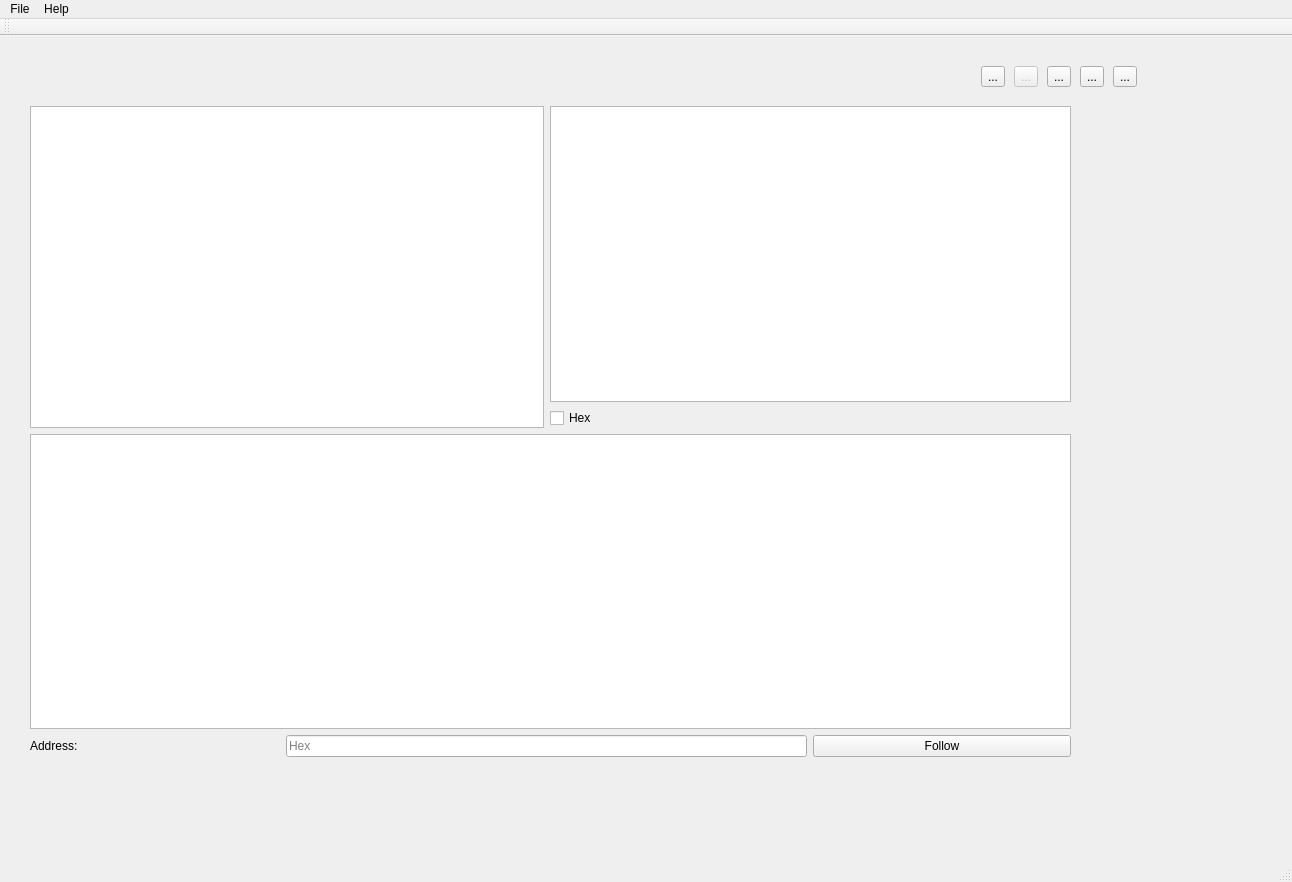
000lbh/RvSimpleEmul, file mainwindow.ui: the form before one commit.
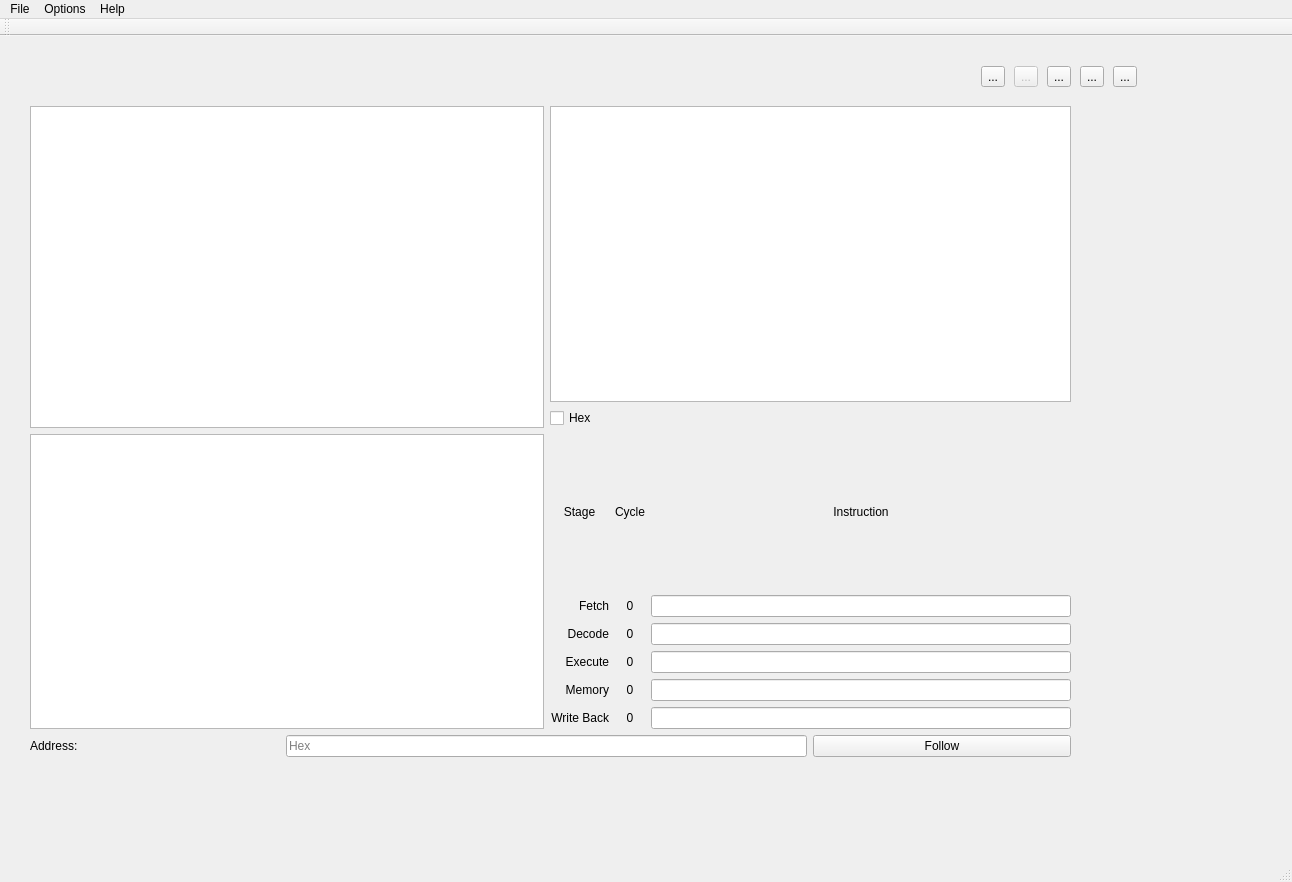
The form after the commit. Icons and pictures are not drawn.

Diff of the .ui file:
```diff
--- a/mainwindow.ui
+++ b/mainwindow.ui
@@ -132,9 +132,6 @@
        </property>
       </widget>
      </item>
-     <item row="2" column="0" colspan="4">
-      <widget class="QListWidget" name="memListWidget"/>
-     </item>
      <item row="3" column="0">
       <widget class="QLabel" name="label">
        <property name="sizePolicy">
@@ -174,6 +171,178 @@
        </property>
       </widget>
      </item>
+     <item row="2" column="0" colspan="2">
+      <widget class="QListWidget" name="memListWidget"/>
+     </item>
+     <item row="2" column="2" colspan="2">
+      <layout class="QGridLayout" name="gridLayout_3">
+       <item row="0" column="2">
+        <widget class="QLabel" name="label_4">
+         <property name="text">
+          <string>Instruction</string>
+         </property>
+         <property name="alignment">
+          <set>Qt::AlignCenter</set>
+         </property>
+        </widget>
+       </item>
+       <item row="2" column="2">
+        <widget class="QLineEdit" name="decodeInst">
+         <property name="readOnly">
+          <bool>true</bool>
+         </property>
+        </widget>
+       </item>
+       <item row="3" column="1">
+        <widget class="QLabel" name="execCycle">
+         <property name="text">
+          <string>0</string>
+         </property>
+         <property name="alignment">
+          <set>Qt::AlignCenter</set>
+         </property>
+        </widget>
+       </item>
+       <item row="4" column="0">
+        <widget class="QLabel" name="label_11">
+         <property name="text">
+          <string>Memory</string>
+         </property>
+         <property name="alignment">
+          <set>Qt::AlignRight|Qt::AlignTrailing|Qt::AlignVCenter</set>
+         </property>
+        </widget>
+       </item>
+       <item row="0" column="1">
+        <widget class="QLabel" name="label_3">
+         <property name="text">
+          <string>Cycle</string>
+         </property>
+         <property name="alignment">
+          <set>Qt::AlignCenter</set>
+         </property>
+        </widget>
+       </item>
+       <item row="0" column="0">
+        <widget class="QLabel" name="label_2">
+         <property name="text">
+          <string>Stage</string>
+         </property>
+         <property name="alignment">
+          <set>Qt::AlignCenter</set>
+         </property>
+        </widget>
+       </item>
+       <item row="3" column="0">
+        <widget class="QLabel" name="label_9">
+         <property name="text">
+          <string>Execute</string>
+         </property>
+         <property name="alignment">
+          <set>Qt::AlignRight|Qt::AlignTrailing|Qt::AlignVCenter</set>
+         </property>
+        </widget>
+       </item>
+       <item row="4" column="1">
+        <widget class="QLabel" name="memCycle">
+         <property name="text">
+          <string>0</string>
+         </property>
+         <property name="alignment">
+          <set>Qt::AlignCenter</set>
+         </property>
+        </widget>
+       </item>
+       <item row="2" column="1">
+        <widget class="QLabel" name="decodeCycle">
+         <property name="text">
+          <string>0</string>
+         </property>
+         <property name="alignment">
+          <set>Qt::AlignCenter</set>
+         </property>
+        </widget>
+       </item>
+       <item row="1" column="0">
+        <widget class="QLabel" name="label_5">
+         <property name="text">
+          <string>Fetch</string>
+         </property>
+         <property name="alignment">
+          <set>Qt::AlignRight|Qt::AlignTrailing|Qt::AlignVCenter</set>
+         </property>
+        </widget>
+       </item>
+       <item row="1" column="2">
+        <widget class="QLineEdit" name="fetchInst">
+         <property name="readOnly">
+          <bool>true</bool>
+         </property>
+        </widget>
+       </item>
+       <item row="4" column="2">
+        <widget class="QLineEdit" name="memInst">
+         <property name="readOnly">
+          <bool>true</bool>
+         </property>
+        </widget>
+       </item>
+       <item row="3" column="2">
+        <widget class="QLineEdit" name="execInst">
+         <property name="readOnly">
+          <bool>true</bool>
+         </property>
+        </widget>
+       </item>
+       <item row="1" column="1">
+        <widget class="QLabel" name="fetchCycle">
+         <property name="text">
+          <string>0</string>
+         </property>
+         <property name="alignment">
+          <set>Qt::AlignCenter</set>
+         </property>
+        </widget>
+       </item>
+       <item row="2" column="0">
+        <widget class="QLabel" name="label_7">
+         <property name="text">
+          <string>Decode</string>
+         </property>
+         <property name="alignment">
+          <set>Qt::AlignRight|Qt::AlignTrailing|Qt::AlignVCenter</set>
+         </property>
+        </widget>
+       </item>
+       <item row="5" column="0">
+        <widget class="QLabel" name="label_13">
+         <property name="text">
+          <string>Write Back</string>
+         </property>
+         <property name="alignment">
+          <set>Qt::AlignRight|Qt::AlignTrailing|Qt::AlignVCenter</set>
+         </property>
+        </widget>
+       </item>
+       <item row="5" column="1">
+        <widget class="QLabel" name="wbCycle">
+         <property name="text">
+          <string>0</string>
+         </property>
+         <property name="alignment">
+          <set>Qt::AlignCenter</set>
+         </property>
+        </widget>
+       </item>
+       <item row="5" column="2">
+        <widget class="QLineEdit" name="wbInst">
+         <property name="readOnly">
+          <bool>true</bool>
+         </property>
+        </widget>
+       </item>
+      </layout>
+     </item>
     </layout>
    </widget>
   </widget>
@@ -204,7 +373,15 @@
     <addaction name="separator"/>
     <addaction name="actionAbout"/>
    </widget>
+   <widget class="QMenu" name="menuOptions">
+    <property name="title">
+     <string>Options</string>
+    </property>
+    <addaction name="actionStatistics"/>
+    <addaction name="actionReset_statistics"/>
+   </widget>
    <addaction name="menuFile"/>
+   <addaction name="menuOptions"/>
    <addaction name="menuHelp"/>
   </widget>
   <widget class="QStatusBar" name="statusbar"/>
```
Left out of the diff: 46 changed lines with no effect on the pictures.
